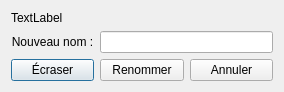
qelectrotech/qelectrotech-source-mirror, file sources/ElementsCollection/ui/renamedialog.ui: the form before one commit.
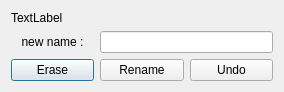
The form after the commit.

What changed in the file:
```diff
--- a/sources/ElementsCollection/ui/renamedialog.ui
+++ b/sources/ElementsCollection/ui/renamedialog.ui
@@ -17,7 +17,7 @@
    <item row="1" column="0">
     <widget class="QLabel" name="label_2">
      <property name="text">
-      <string>Nouveau nom :</string>
+      <string>new name :</string>
      </property>
      <property name="alignment">
       <set>Qt::AlignCenter</set>
@@ -27,21 +27,21 @@
    <item row="2" column="0">
     <widget class="QPushButton" name="m_erase_pb">
      <property name="text">
-      <string>Écraser</string>
+      <string>Erase</string>
      </property>
     </widget>
    </item>
    <item row="2" column="1">
     <widget class="QPushButton" name="m_rename_pb">
      <property name="text">
-      <string>Renommer</string>
+      <string>Rename</string>
      </property>
     </widget>
    </item>
    <item row="2" column="2">
     <widget class="QPushButton" name="m_cancel_pb">
      <property name="text">
-      <string>Annuler</string>
+      <string>Undo</string>
      </property>
     </widget>
    </item>
```
